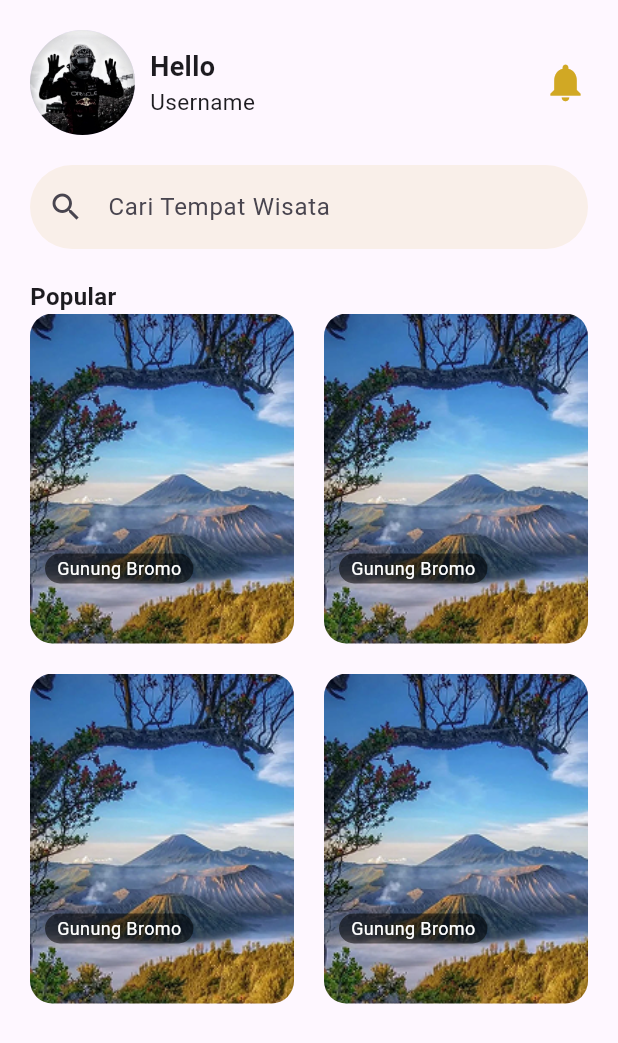
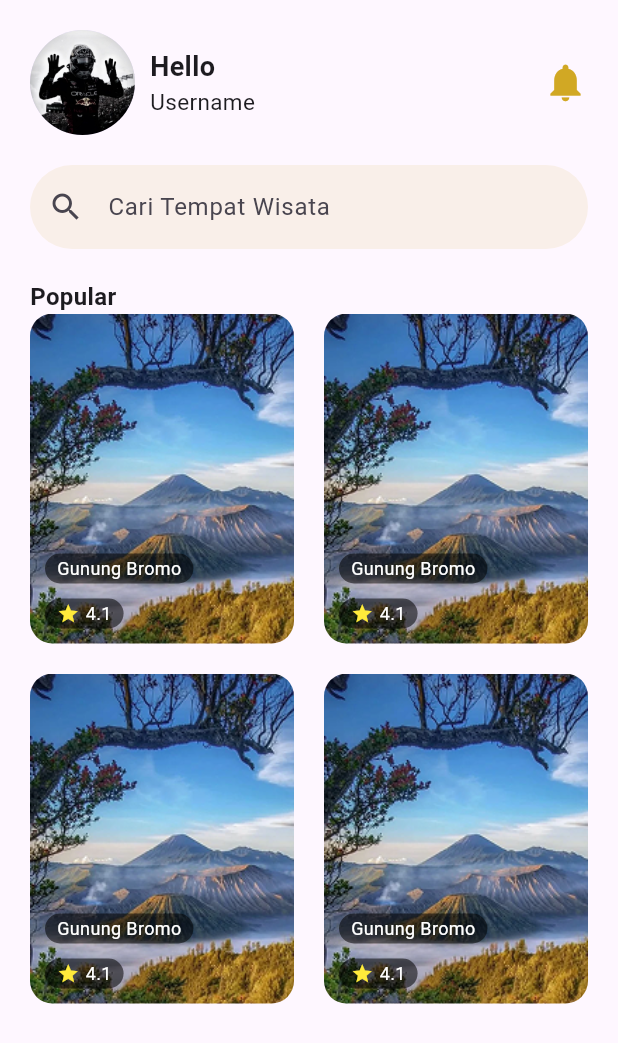
Before and after one commit to aureliazahra/uuk-sems3-finale, a Flutter app: the HomeScreen screen opened directly, on a phone screen of 412 x 824 dp. Shown: the top 1043 px of the screen. Run offline on Flutter 3.47's test engine with Material 3 defaults, Android fonts, the phone set to English and light mode, and no system bars; our stand-ins replace shared_preferences; accounts and stored records are empty.

Commit message:
icon rating

```diff
--- a/lib/widgets/grid_artikel_populer.dart
+++ b/lib/widgets/grid_artikel_populer.dart
@@ -34,6 +34,7 @@ class GridArtikelPopuler extends StatelessWidget {
                 },
               ),
               //end foto background wisata
+              //Nama tempat wisata
               Positioned(
                 left: 10,
                 bottom: 40,
@@ -50,12 +51,32 @@ class GridArtikelPopuler extends StatelessWidget {
                   ),
                 ),
               ),
-              //Nama tempat wisata
-
               //end nama tempat wisata
-
               // icon rating
-
+              Positioned(
+                left: 10,
+                bottom: 10,
+                child: Container(
+                  height: 20,
+                  padding: EdgeInsets.symmetric(horizontal: 8, vertical: 1),
+                  decoration: BoxDecoration(
+                    color: Colors.black54,
+                    borderRadius: BorderRadius.circular(15),
+                  ),
+                  child: Row(
+                    children: [
+                      Icon(Icons.star, color: Colors.yellow, size: 15),
+                      SizedBox(width: 4),
+                      Text(
+                        "4.1",
+                        style: TextStyle(
+                          color: Colors.white, fontSize: 12,
+                        ),
+                      )
+                    ],
+                  ),
+                ),
+              ),
               // end icon rating
             ],
           ),
```
